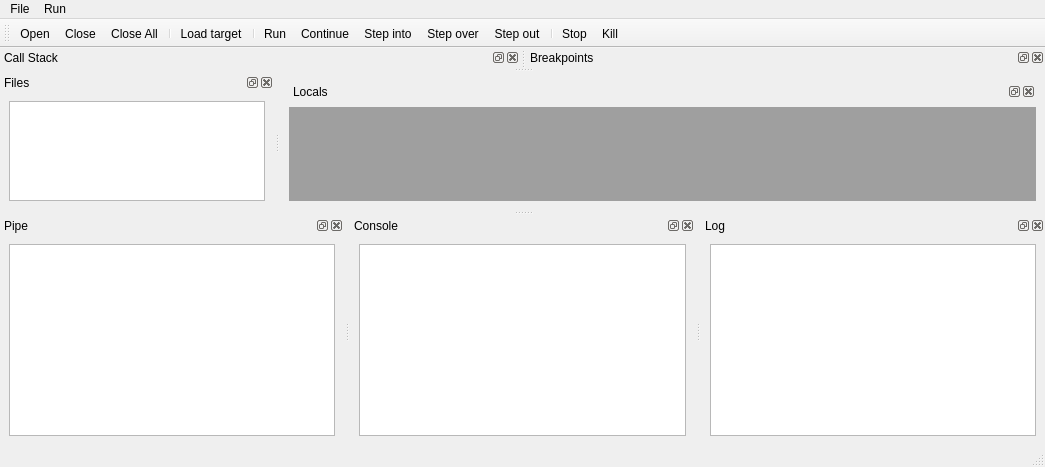
This is debugger/monkeydbg/src/maininterface/UIMonkeyDbg.ui in testmana2/mks as Qt 5 draws it before an edit. The edited form follows.
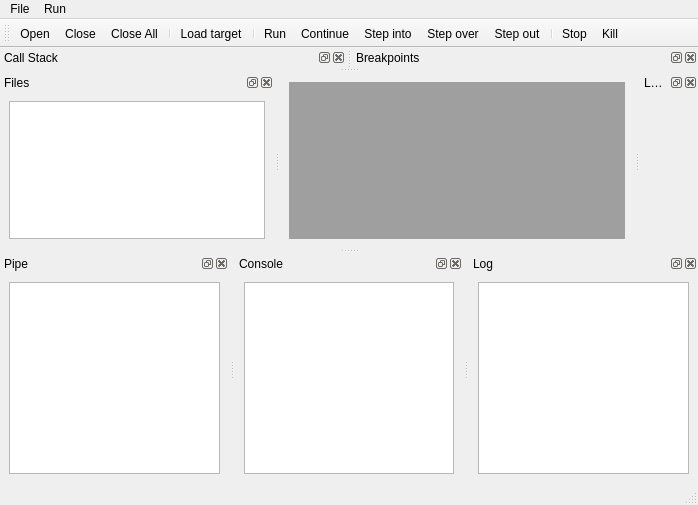
This is the edited form. Icons and pictures are not drawn.

Commit message: Fixed form. "Locals" dock is at right

Patch:
```diff
--- a/debugger/monkeydbg/src/maininterface/UIMonkeyDbg.ui
+++ b/debugger/monkeydbg/src/maininterface/UIMonkeyDbg.ui
@@ -5,8 +5,8 @@
    <rect>
     <x>0</x>
     <y>0</y>
-    <width>1045</width>
-    <height>467</height>
+    <width>698</width>
+    <height>505</height>
    </rect>
   </property>
   <property name="windowTitle" >
@@ -17,17 +17,6 @@
   </property>
   <widget class="QWidget" name="mCentralWidget" >
    <layout class="QVBoxLayout" name="verticalLayout_5" >
-    <item>
-     <widget class="QDockWidget" name="dwLocals" >
-      <property name="allowedAreas" >
-       <set>Qt::LeftDockWidgetArea|Qt::RightDockWidgetArea</set>
-      </property>
-      <property name="windowTitle" >
-       <string>Locals</string>
-      </property>
-      <widget class="QWidget" name="dockWidgetContents_6" />
-     </widget>
-    </item>
     <item>
      <widget class="QMdiArea" name="maWorkspace" />
     </item>
@@ -38,8 +27,8 @@
     <rect>
      <x>0</x>
      <y>0</y>
-     <width>1045</width>
-     <height>25</height>
+     <width>698</width>
+     <height>24</height>
     </rect>
    </property>
    <widget class="QMenu" name="menuFile" >
@@ -218,6 +207,18 @@
    </attribute>
    <widget class="QWidget" name="dockWidgetContents_4" />
   </widget>
+  <widget class="QDockWidget" name="dwLocals" >
+   <property name="allowedAreas" >
+    <set>Qt::RightDockWidgetArea</set>
+   </property>
+   <property name="windowTitle" >
+    <string>Locals</string>
+   </property>
+   <attribute name="dockWidgetArea" >
+    <number>2</number>
+   </attribute>
+   <widget class="QWidget" name="dockWidgetContents_6" />
+  </widget>
   <action name="aRun" >
    <property name="icon" >
     <iconset resource="../resources/monkeydbg.qrc" >
```
